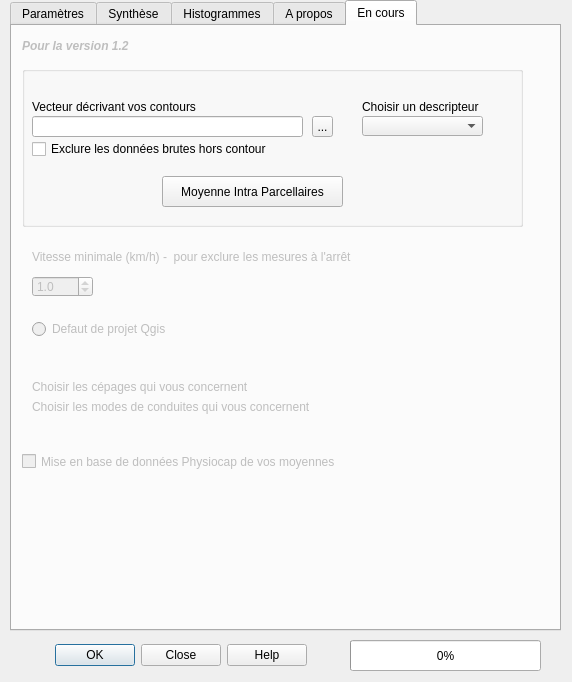
The window that Physiocap_dialog_base.ui (jhemmi/QgisPhysiocapPlugin) describes before a commit, drawn with Qt 5.
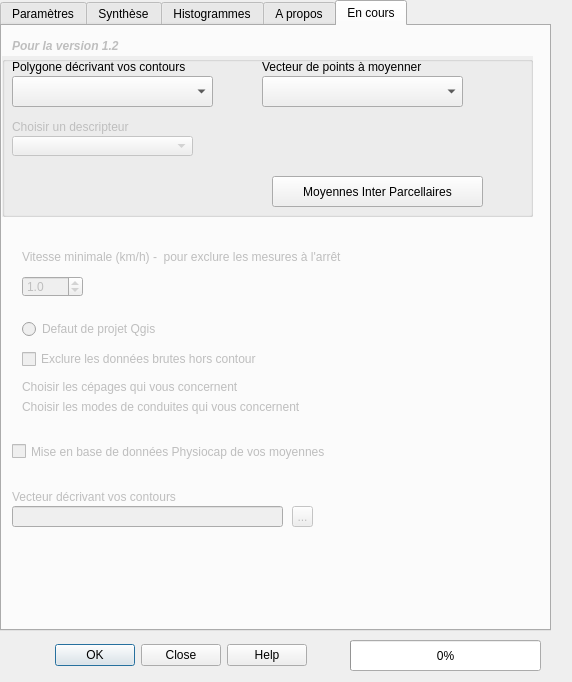
The same window after the commit. The open tabs and pages were chosen to show the change.

```diff
--- a/Physiocap_dialog_base.ui
+++ b/Physiocap_dialog_base.ui
@@ -38,7 +38,7 @@
    </property>
    <property name="geometry">
     <rect>
-     <x>10</x>
+     <x>0</x>
      <y>0</y>
      <width>551</width>
      <height>631</height>
@@ -1115,7 +1115,7 @@
      <property name="geometry">
       <rect>
        <x>10</x>
-       <y>420</y>
+       <y>410</y>
        <width>491</width>
        <height>31</height>
       </rect>
@@ -1219,36 +1219,94 @@
     <widget class="QGroupBox" name="groupBoxIntra">
      <property name="geometry">
       <rect>
-       <x>10</x>
-       <y>40</y>
-       <width>501</width>
+       <x>0</x>
+       <y>30</y>
+       <width>531</width>
        <height>161</height>
       </rect>
      </property>
+     <property name="autoFillBackground">
+      <bool>true</bool>
+     </property>
+     <property name="styleSheet">
+      <string notr="true">QLineEdit { margin: 4px }</string>
+     </property>
      <property name="title">
       <string/>
      </property>
      <widget class="QPushButton" name="pushButtonIntra">
       <property name="geometry">
        <rect>
-        <x>140</x>
-        <y>110</y>
-        <width>181</width>
+        <x>270</x>
+        <y>120</y>
+        <width>211</width>
         <height>31</height>
        </rect>
       </property>
       <property name="text">
-       <string>Moyenne Intra Parcellaires</string>
+       <string>Moyennes Inter Parcellaires</string>
       </property>
      </widget>
-     <widget class="QLabel" name="lab_28">
+     <widget class="QComboBox" name="comboBoxPoints">
+      <property name="geometry">
+       <rect>
+        <x>260</x>
+        <y>20</y>
+        <width>201</width>
+        <height>31</height>
+       </rect>
+      </property>
+     </widget>
+     <widget class="QLabel" name="lab_63">
       <property name="enabled">
        <bool>true</bool>
       </property>
       <property name="geometry">
        <rect>
-        <x>340</x>
-        <y>30</y>
+        <x>260</x>
+        <y>0</y>
+        <width>231</width>
+        <height>21</height>
+       </rect>
+      </property>
+      <property name="text">
+       <string>Vecteur de points à moyenner</string>
+      </property>
+     </widget>
+     <widget class="QComboBox" name="comboBoxPolygone">
+      <property name="geometry">
+       <rect>
+        <x>10</x>
+        <y>20</y>
+        <width>201</width>
+        <height>31</height>
+       </rect>
+      </property>
+     </widget>
+     <widget class="QLabel" name="lab_61">
+      <property name="enabled">
+       <bool>true</bool>
+      </property>
+      <property name="geometry">
+       <rect>
+        <x>10</x>
+        <y>0</y>
+        <width>321</width>
+        <height>21</height>
+       </rect>
+      </property>
+      <property name="text">
+       <string>Polygone décrivant vos contours</string>
+      </property>
+     </widget>
+     <widget class="QLabel" name="lab_62">
+      <property name="enabled">
+       <bool>false</bool>
+      </property>
+      <property name="geometry">
+       <rect>
+        <x>10</x>
+        <y>60</y>
         <width>151</width>
         <height>21</height>
        </rect>
@@ -1259,78 +1317,78 @@
      </widget>
      <widget class="QComboBox" name="fieldComboFieldContours_2">
       <property name="enabled">
-       <bool>true</bool>
+       <bool>false</bool>
       </property>
       <property name="geometry">
        <rect>
-        <x>340</x>
-        <y>50</y>
-        <width>121</width>
+        <x>10</x>
+        <y>80</y>
+        <width>181</width>
         <height>20</height>
        </rect>
       </property>
      </widget>
-     <widget class="QLabel" name="lab_27">
-      <property name="enabled">
-       <bool>true</bool>
-      </property>
-      <property name="geometry">
-       <rect>
-        <x>10</x>
-        <y>30</y>
-        <width>321</width>
-        <height>21</height>
-       </rect>
-      </property>
-      <property name="text">
-       <string>Vecteur décrivant vos contours</string>
-      </property>
-     </widget>
-     <widget class="QLineEdit" name="lineEditContours_2">
-      <property name="enabled">
-       <bool>true</bool>
-      </property>
-      <property name="geometry">
-       <rect>
-        <x>10</x>
-        <y>50</y>
-        <width>271</width>
-        <height>21</height>
-       </rect>
-      </property>
-     </widget>
-     <widget class="QCheckBox" name="checkBoxContour">
-      <property name="enabled">
-       <bool>true</bool>
-      </property>
-      <property name="geometry">
-       <rect>
-        <x>10</x>
-        <y>70</y>
-        <width>351</width>
-        <height>26</height>
-       </rect>
-      </property>
-      <property name="text">
-       <string>Exclure les données brutes hors contour</string>
-      </property>
-     </widget>
-     <widget class="QToolButton" name="toolButtonContours_2">
-      <property name="enabled">
-       <bool>true</bool>
-      </property>
-      <property name="geometry">
-       <rect>
-        <x>290</x>
-        <y>50</y>
-        <width>21</width>
-        <height>21</height>
-       </rect>
-      </property>
-      <property name="text">
-       <string>...</string>
-      </property>
-     </widget>
+    </widget>
+    <widget class="QCheckBox" name="checkBoxContour">
+     <property name="enabled">
+      <bool>false</bool>
+     </property>
+     <property name="geometry">
+      <rect>
+       <x>20</x>
+       <y>320</y>
+       <width>351</width>
+       <height>26</height>
+      </rect>
+     </property>
+     <property name="text">
+      <string>Exclure les données brutes hors contour</string>
+     </property>
+    </widget>
+    <widget class="QLabel" name="lab_71">
+     <property name="enabled">
+      <bool>false</bool>
+     </property>
+     <property name="geometry">
+      <rect>
+       <x>10</x>
+       <y>460</y>
+       <width>321</width>
+       <height>21</height>
+      </rect>
+     </property>
+     <property name="text">
+      <string>Vecteur décrivant vos contours</string>
+     </property>
+    </widget>
+    <widget class="QLineEdit" name="lineEditContours">
+     <property name="enabled">
+      <bool>false</bool>
+     </property>
+     <property name="geometry">
+      <rect>
+       <x>10</x>
+       <y>480</y>
+       <width>271</width>
+       <height>21</height>
+      </rect>
+     </property>
+    </widget>
+    <widget class="QToolButton" name="toolButtonContours">
+     <property name="enabled">
+      <bool>false</bool>
+     </property>
+     <property name="geometry">
+      <rect>
+       <x>290</x>
+       <y>480</y>
+       <width>21</width>
+       <height>21</height>
+      </rect>
+     </property>
+     <property name="text">
+      <string>...</string>
+     </property>
     </widget>
    </widget>
   </widget>
```
Left out of the diff: 201 changed lines with no effect on the pictures.
